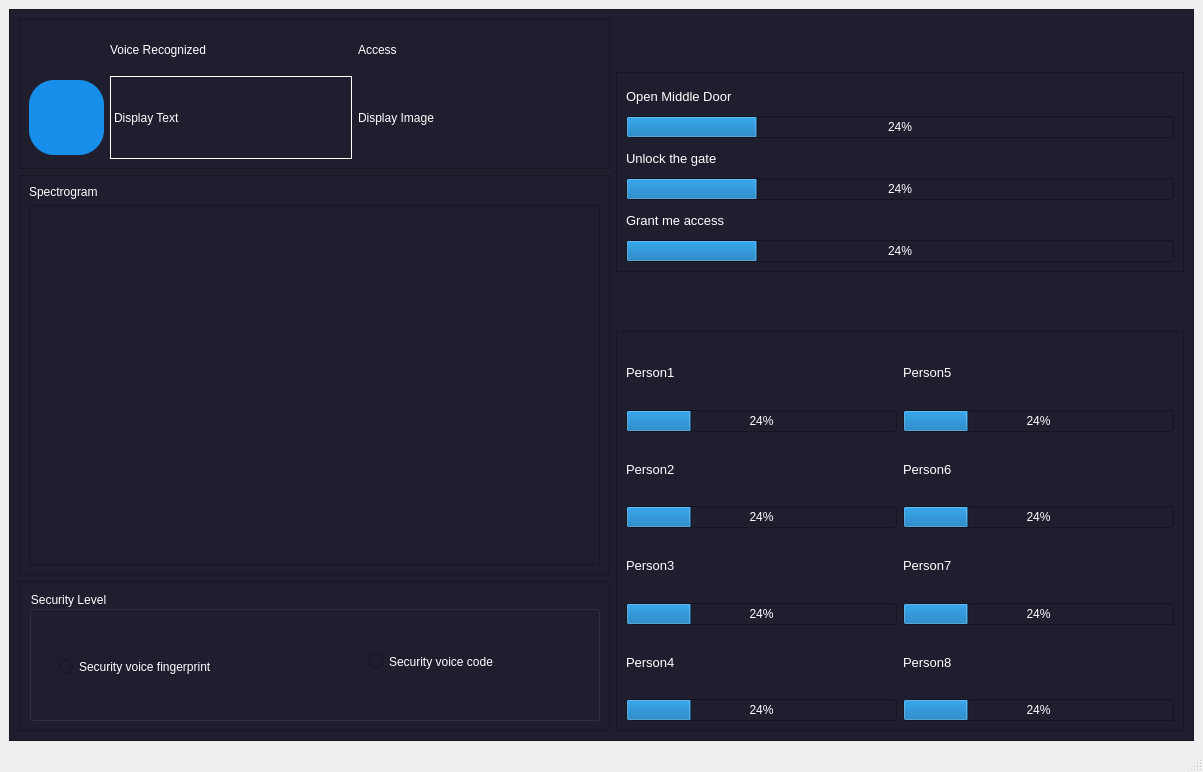
First picture: the form in Vocie_Recognizer.ui, repository tahaaa22/Voice-Recognition-Authentication-System, before the edit.
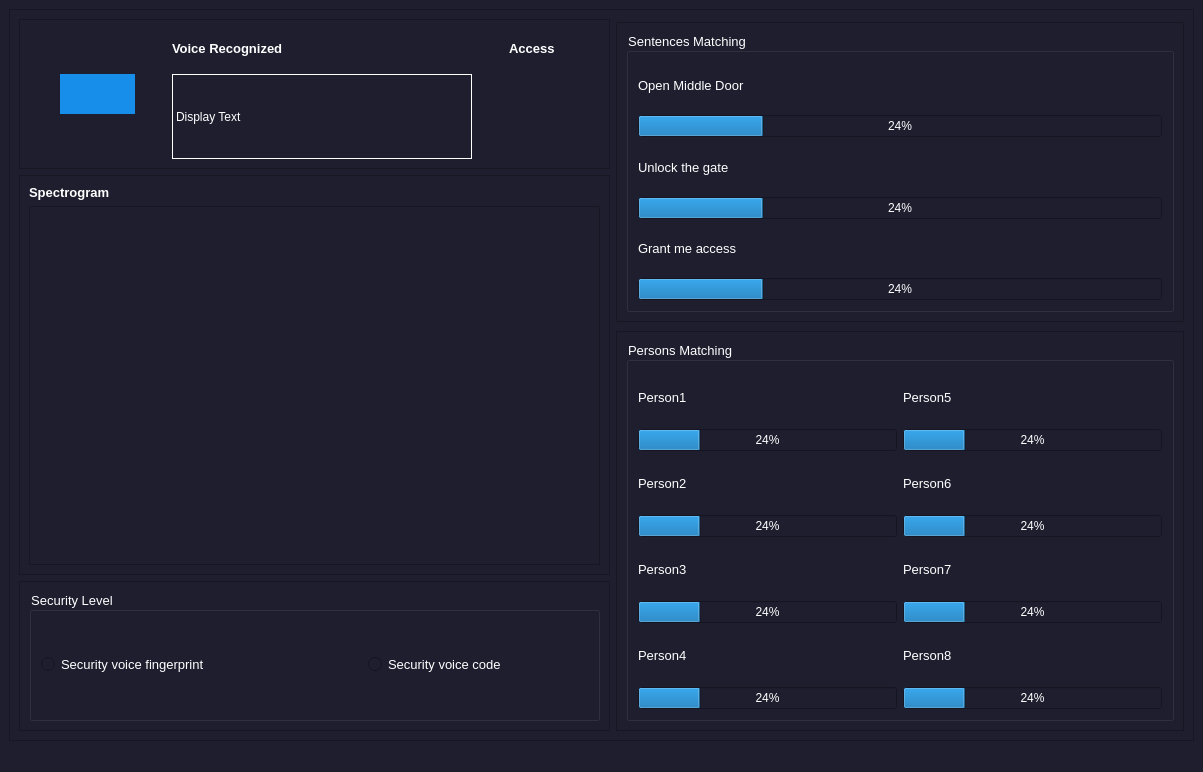
Second picture: the form after the edit. Icons and pictures are not drawn. Custom widgets are drawn as their Qt base class.

```diff
--- a/Vocie_Recognizer.ui
+++ b/Vocie_Recognizer.ui
@@ -13,13 +13,15 @@
   <property name="windowTitle">
    <string>MainWindow</string>
   </property>
+  <property name="styleSheet">
+   <string notr="true">background-color: #1e1e2f;</string>
+  </property>
   <widget class="QWidget" name="centralwidget">
    <layout class="QGridLayout" name="gridLayout_2">
     <item row="0" column="0">
      <widget class="QFrame" name="frame">
       <property name="styleSheet">
-       <string notr="true">background-color: #1e1e2f;
-color:white;</string>
+       <string notr="true">color:white;</string>
       </property>
       <property name="frameShape">
        <enum>QFrame::StyledPanel</enum>
@@ -45,17 +47,23 @@
          <layout class="QGridLayout" name="gridLayout_5">
           <item row="1" column="0">
            <widget class="QGroupBox" name="groupBox">
+            <property name="font">
+             <font>
+              <pointsize>10</pointsize>
+              <weight>50</weight>
+              <bold>false</bold>
+             </font>
+            </property>
             <property name="title">
              <string>Security Level</string>
             </property>
+            <layout class="QGridLayout" name="gridLayout_8">
+             <item row="0" column="0">
             <widget class="QRadioButton" name="Public_RadioButton">
-             <property name="geometry">
-              <rect>
-               <x>30</x>
-               <y>50</y>
-               <width>271</width>
-               <height>51</height>
-              </rect>
+               <property name="font">
+                <font>
+                 <pointsize>10</pointsize>
+                </font>
              </property>
              <property name="text">
               <string>Security voice fingerprint</string>
@@ -71,14 +79,19 @@
               </size>
              </property>
             </widget>
+             </item>
+             <item row="0" column="1">
             <widget class="QRadioButton" name="radioButton">
-             <property name="geometry">
-              <rect>
-               <x>340</x>
-               <y>50</y>
-               <width>221</width>
-               <height>41</height>
-              </rect>
+               <property name="maximumSize">
+                <size>
+                 <width>220</width>
+                 <height>16777215</height>
+                </size>
+               </property>
+               <property name="font">
+                <font>
+                 <pointsize>10</pointsize>
+                </font>
              </property>
              <property name="text">
               <string>Security voice code</string>
@@ -97,6 +110,8 @@
               <bool>false</bool>
              </property>
             </widget>
+             </item>
+            </layout>
            </widget>
           </item>
          </layout>
@@ -119,6 +134,13 @@
          <layout class="QGridLayout" name="gridLayout_4">
           <item row="0" column="0">
            <widget class="QLabel" name="label_4">
+            <property name="font">
+             <font>
+              <pointsize>10</pointsize>
+              <weight>75</weight>
+              <bold>true</bold>
+             </font>
+            </property>
             <property name="text">
              <string>Spectrogram</string>
             </property>
@@ -146,29 +168,27 @@
           <enum>QFrame::Raised</enum>
          </property>
          <layout class="QGridLayout" name="gridLayout_3">
-          <item row="0" column="2">
-           <widget class="QLabel" name="label_6">
-            <property name="text">
-             <string>Access</string>
-            </property>
-           </widget>
-          </item>
-          <item row="0" column="1">
-           <widget class="QLabel" name="label_2">
-            <property name="text">
-             <string>Voice Recognized</string>
-            </property>
-           </widget>
-          </item>
           <item row="1" column="2" rowspan="2">
            <widget class="QLabel" name="AccessLabel">
+            <property name="maximumSize">
+             <size>
+              <width>60</width>
+              <height>60</height>
+             </size>
+            </property>
             <property name="text">
-             <string>Display Image </string>
+             <string/>
             </property>
            </widget>
           </item>
           <item row="1" column="1" rowspan="2">
-           <widget class="QLabel" name="VoiceRecognized">
+           <widget class="QLabel" name="VoiceRecognizedLabel">
+            <property name="maximumSize">
+             <size>
+              <width>300</width>
+              <height>16777215</height>
+             </size>
+            </property>
             <property name="frameShape">
              <enum>QFrame::Panel</enum>
             </property>
@@ -177,8 +197,42 @@
             </property>
            </widget>
           </item>
-          <item row="1" column="0" rowspan="2">
-           <widget class="QPushButton" name="pushButton">
+          <item row="0" column="1">
+           <widget class="QLabel" name="label_2">
+            <property name="font">
+             <font>
+              <pointsize>10</pointsize>
+              <weight>75</weight>
+              <bold>true</bold>
+             </font>
+            </property>
+            <property name="styleSheet">
+             <string notr="true">font-weight: bold;</string>
+            </property>
+            <property name="text">
+             <string>Voice Recognized</string>
+            </property>
+           </widget>
+          </item>
+          <item row="0" column="2">
+           <widget class="QLabel" name="label_6">
+            <property name="font">
+             <font>
+              <pointsize>10</pointsize>
+              <weight>75</weight>
+              <bold>true</bold>
+             </font>
+            </property>
+            <property name="styleSheet">
+             <string notr="true">font-weight: bold;</string>
+            </property>
+            <property name="text">
+             <string>Access</string>
+            </property>
+           </widget>
+          </item>
+          <item row="1" column="0">
+           <widget class="QPushButton" name="RecordButton">
             <property name="maximumSize">
              <size>
               <width>75</width>
@@ -199,8 +253,8 @@
             </property>
             <property name="iconSize">
              <size>
-              <width>60</width>
-              <height>60</height>
+              <width>80</width>
+              <height>80</height>
              </size>
             </property>
            </widget>
@@ -223,6 +277,17 @@
           <enum>QFrame::Raised</enum>
          </property>
          <layout class="QGridLayout" name="gridLayout_7">
+          <item row="0" column="0" colspan="2">
+           <widget class="QGroupBox" name="groupBox_3">
+            <property name="font">
+             <font>
+              <pointsize>10</pointsize>
+             </font>
+            </property>
+            <property name="title">
+             <string>Persons Matching</string>
+            </property>
+            <layout class="QGridLayout" name="gridLayout_10">
           <item row="0" column="0">
            <widget class="QLabel" name="label_10">
             <property name="font">
@@ -254,7 +319,7 @@
            </widget>
           </item>
           <item row="1" column="0">
-           <widget class="QProgressBar" name="progressBar_5">
+              <widget class="QProgressBar" name="progressBar_4">
             <property name="value">
              <number>24</number>
             </property>
@@ -298,7 +363,7 @@
            </widget>
           </item>
           <item row="3" column="0">
-           <widget class="QProgressBar" name="progressBar_6">
+              <widget class="QProgressBar" name="progressBar_5">
             <property name="value">
              <number>24</number>
             </property>
@@ -342,7 +407,7 @@
            </widget>
           </item>
           <item row="5" column="0">
-           <widget class="QProgressBar" name="progressBar_4">
+              <widget class="QProgressBar" name="progressBar_6">
             <property name="value">
              <number>24</number>
             </property>
@@ -402,12 +467,15 @@
          </layout>
         </widget>
        </item>
+         </layout>
+        </widget>
+       </item>
        <item row="0" column="1" rowspan="2">
         <widget class="QFrame" name="frame_5">
          <property name="maximumSize">
           <size>
            <width>16777215</width>
-           <height>200</height>
+           <height>300</height>
           </size>
          </property>
          <property name="frameShape">
@@ -417,8 +485,34 @@
           <enum>QFrame::Raised</enum>
          </property>
          <layout class="QGridLayout" name="gridLayout_6">
+          <item row="0" column="0">
+           <widget class="QGroupBox" name="groupBox_2">
+            <property name="font">
+             <font>
+              <pointsize>10</pointsize>
+             </font>
+            </property>
+            <property name="title">
+             <string>Sentences Matching</string>
+            </property>
+            <layout class="QGridLayout" name="gridLayout_9">
+             <item row="0" column="0">
+              <widget class="QLabel" name="label">
+               <property name="font">
+                <font>
+                 <pointsize>10</pointsize>
+                </font>
+               </property>
+               <property name="text">
+                <string>Open Middle Door</string>
+               </property>
+               <property name="scaledContents">
+                <bool>false</bool>
+               </property>
+              </widget>
+             </item>
           <item row="1" column="0">
-           <widget class="QProgressBar" name="progressBar">
+              <widget class="QProgressBar" name="progressBar_1">
             <property name="value">
              <number>24</number>
             </property>
@@ -468,19 +562,7 @@
             </property>
            </widget>
           </item>
-          <item row="0" column="0">
-           <widget class="QLabel" name="label">
-            <property name="font">
-             <font>
-              <pointsize>10</pointsize>
-             </font>
-            </property>
-            <property name="text">
-             <string>Open Middle Door</string>
-            </property>
-            <property name="scaledContents">
-             <bool>false</bool>
-            </property>
+            </layout>
            </widget>
           </item>
          </layout>
```
Lines whose indentation alone changed are shown as unchanged.
